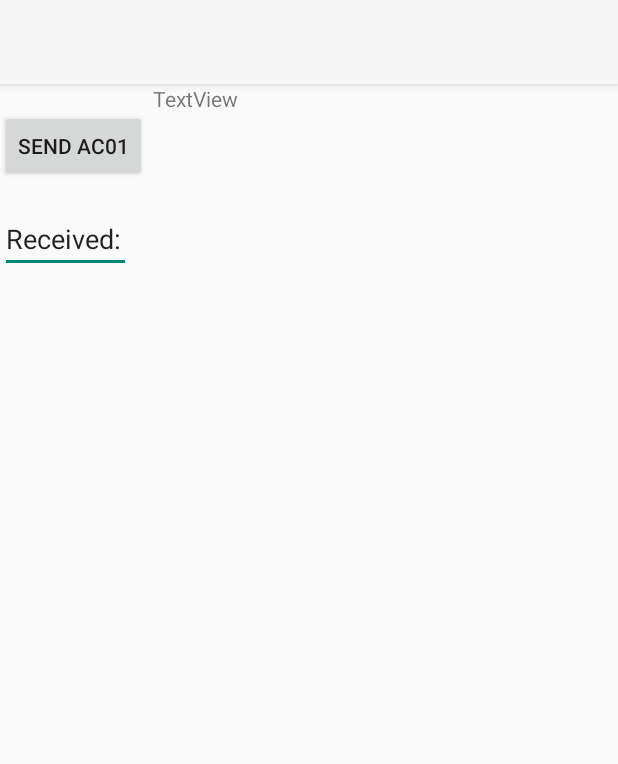
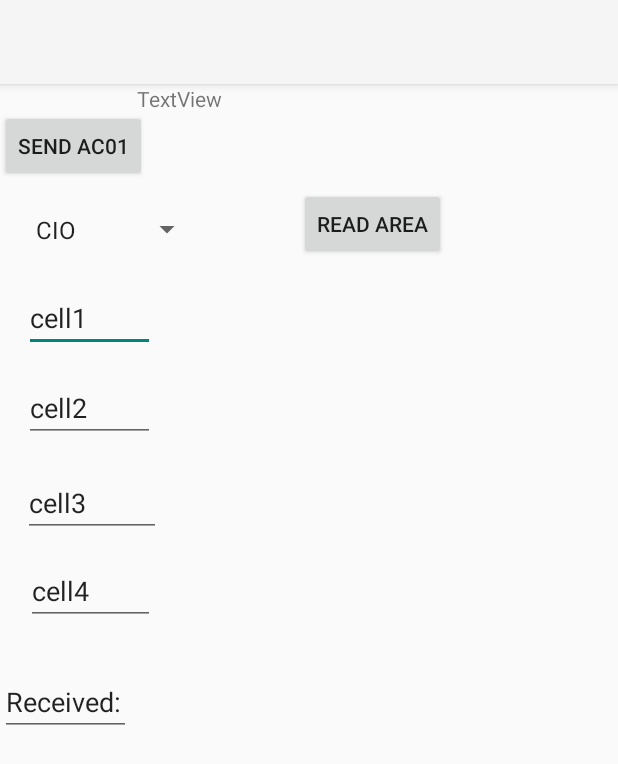
Before and after one commit to Schoelsy/Omron, an Android app: the monitoring screen opened directly, with no data from a screen before it, on a phone screen of 412 x 824 dp. Shown: the top 764 px of the screen. Run offline under Robolectric (Android 15) with nearby library versions, the phone set to English and light mode, and no system bars.

Commit message:
Added 4 cells (for what cell should the msg be send); int to hexString to byte[] probably not working

```diff
--- a/app/src/main/java/com/example/omron/MainActivity.java
+++ b/app/src/main/java/com/example/omron/MainActivity.java
@@ -26,6 +26,12 @@ public class MainActivity extends AppCompatActivity {
         startActivity(intent);
     }
 
+    public void showMonitoring(View v)
+    {
+        Intent intent = new Intent(getApplicationContext(), monitoring.class );
+        startActivity(intent);
+    }
+
     public void onExitButton(View view){
         AlertDialog.Builder aDB = new AlertDialog.Builder(this);
         aDB.setMessage("Czy na pewno chcesz wyjść?");
--- a/app/src/main/java/com/example/omron/monitoring.java
+++ b/app/src/main/java/com/example/omron/monitoring.java
@@ -5,18 +5,33 @@ import androidx.appcompat.app.AppCompatActivity;
 import android.os.Bundle;
 import android.util.Log;
 import android.view.View;
+import android.widget.AdapterView;
+import android.widget.ArrayAdapter;
+import android.widget.Spinner;
 import android.widget.TextView;
+
+import org.w3c.dom.Text;
 
 import static android.content.ContentValues.TAG;
 
 public class monitoring extends AppCompatActivity {
 
     ConnectedThread connectedThread;
+    Spinner dynamicSpinner;
     @Override
     protected void onCreate(Bundle savedInstanceState) {
         super.onCreate(savedInstanceState);
         setContentView(R.layout.activity_monitoring);
         connectedThread = DiscoveredDevicesReceiver.getConnectedThread();
+
+        dynamicSpinner = (Spinner) findViewById(R.id.spinner);
+
+        String[] items = new String[] { "CIO", "W", "H", "A" };
+
+        ArrayAdapter<String> adapter = new ArrayAdapter<String>(this,
+                android.R.layout.simple_spinner_item, items);
+
+        dynamicSpinner.setAdapter(adapter);
     }
 
     public void sendInstructionAC01(View v){
@@ -31,4 +46,16 @@ public class monitoring extends AppCompatActivity {
         TextView ReceivedMsg = (TextView)findViewById(R.id.Received_TextView_ID);
         ReceivedMsg.setText("Connection established!");
     }
+
+    public void readArea(View v) throws InterruptedException {
+        String msg = dynamicSpinner.getSelectedItem().toString();
+        System.out.println("DUPA przed " + msg);
+
+        TextView cellValue = (TextView)findViewById(R.id.cell1);
+
+        System.out.println("DUPA cellValue " + cellValue.getText().toString());
+        int cellIntValue = Integer.parseInt(cellValue.getText().toString());
+
+        connectedThread.readArea(msg, cellIntValue);
+    }
 }
--- a/app/src/main/res/layout/activity_monitoring.xml
+++ b/app/src/main/res/layout/activity_monitoring.xml
@@ -5,6 +5,30 @@
     android:layout_width="match_parent"
     android:layout_height="match_parent"
     tools:context=".monitoring">
+
+    <EditText
+        android:id="@+id/cell1"
+        android:layout_width="87dp"
+        android:layout_height="45dp"
+        android:layout_marginStart="16dp"
+        android:layout_marginTop="68dp"
+        android:ems="10"
+        android:inputType="textPersonName"
+        android:text="cell1"
+        app:layout_constraintStart_toStartOf="parent"
+        app:layout_constraintTop_toBottomOf="@+id/send_button" />
+
+    <EditText
+        android:id="@+id/cell2"
+        android:layout_width="87dp"
+        android:layout_height="45dp"
+        android:layout_marginStart="16dp"
+        android:layout_marginTop="128dp"
+        android:ems="10"
+        android:inputType="textPersonName"
+        android:text="cell2"
+        app:layout_constraintStart_toStartOf="parent"
+        app:layout_constraintTop_toBottomOf="@+id/send_button" />
 
     <Button
         android:id="@+id/send_button"
@@ -24,17 +48,62 @@
         android:layout_marginEnd="44dp"
         android:text="TextView"
         app:layout_constraintEnd_toEndOf="parent"
+        app:layout_constraintHorizontal_bias="0.0"
         app:layout_constraintStart_toEndOf="@+id/Received_Text"
-        tools:layout_editor_absoluteY="80dp" />
+        tools:layout_editor_absoluteY="389dp" />
 
     <EditText
         android:id="@+id/Received_Text"
         android:layout_width="87dp"
         android:layout_height="45dp"
-        android:layout_marginTop="15dp"
+        android:layout_marginTop="324dp"
         android:ems="10"
         android:inputType="textPersonName"
         android:text="Received:"
         app:layout_constraintTop_toBottomOf="@+id/send_button"
-        tools:layout_editor_absoluteX="20dp" />
+        tools:layout_editor_absoluteX="24dp" />
+
+    <Spinner
+        android:id="@+id/spinner"
+        android:layout_width="119dp"
+        android:layout_height="39dp"
+        android:layout_marginStart="16dp"
+        android:layout_marginTop="12dp"
+        app:layout_constraintStart_toStartOf="parent"
+        app:layout_constraintTop_toBottomOf="@+id/send_button" />
+
+    <Button
+        android:id="@+id/send_button_id"
+        android:layout_width="wrap_content"
+        android:layout_height="wrap_content"
+        android:layout_marginStart="64dp"
+        android:layout_marginTop="69dp"
+        android:onClick="readArea"
+        android:text="Read Area"
+        app:layout_constraintStart_toEndOf="@+id/spinner"
+        app:layout_constraintTop_toTopOf="parent" />
+
+    <EditText
+        android:id="@+id/cell3"
+        android:layout_width="92dp"
+        android:layout_height="41dp"
+        android:layout_marginStart="15dp"
+        android:layout_marginTop="22dp"
+        android:ems="10"
+        android:inputType="textPersonName"
+        android:text="cell3"
+        app:layout_constraintStart_toStartOf="parent"
+        app:layout_constraintTop_toBottomOf="@+id/cell2" />
+
+    <EditText
+        android:id="@+id/cell4"
+        android:layout_width="86dp"
+        android:layout_height="43dp"
+        android:layout_marginStart="17dp"
+        android:layout_marginTop="15dp"
+        android:ems="10"
+        android:inputType="textPersonName"
+        android:text="cell4"
+        app:layout_constraintStart_toStartOf="parent"
+        app:layout_constraintTop_toBottomOf="@+id/cell3" />
 </androidx.constraintlayout.widget.ConstraintLayout>
```
Also changed, not shown: app/src/main/java/com/example/omron/ConnectedThread.java (+72 -4 lines), app/src/main/res/layout/activity_main.xml (+4 -3 lines).
